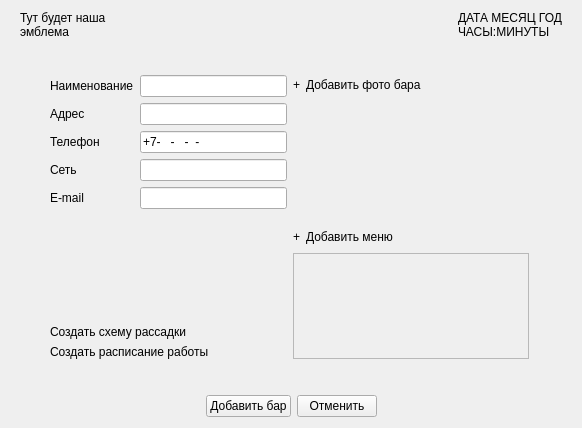
N00llk/bar-booking, file Forms/FormsBar/FormCreateBar.ui: the form before one commit.
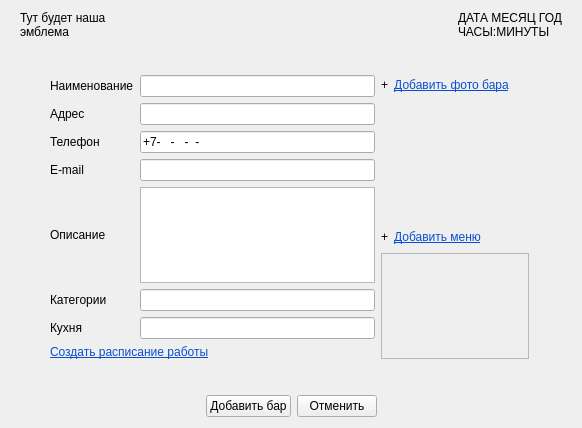
The form after the commit.

Patch:
```diff
--- a/Forms/FormsBar/FormCreateBar.ui
+++ b/Forms/FormsBar/FormCreateBar.ui
@@ -82,20 +82,10 @@
        <layout class="QVBoxLayout" name="verticalLayout_3">
         <item>
          <layout class="QGridLayout" name="gridLayout">
-          <item row="0" column="0">
-           <widget class="QLabel" name="label_2">
+          <item row="3" column="0">
+           <widget class="QLabel" name="label_7">
             <property name="text">
-             <string>Наименование</string>
-            </property>
-           </widget>
-          </item>
-          <item row="0" column="1">
-           <widget class="QLineEdit" name="barNameLineEdit">
-            <property name="inputMask">
-             <string/>
-            </property>
-            <property name="text">
-             <string/>
+             <string>E-mail</string>
             </property>
            </widget>
           </item>
@@ -116,6 +106,29 @@
             </property>
            </widget>
           </item>
+          <item row="4" column="1">
+           <widget class="QPlainTextEdit" name="descriptionPlainTextEdit"/>
+          </item>
+          <item row="0" column="1">
+           <widget class="QLineEdit" name="barNameLineEdit">
+            <property name="inputMask">
+             <string/>
+            </property>
+            <property name="text">
+             <string/>
+            </property>
+           </widget>
+          </item>
+          <item row="3" column="1">
+           <widget class="QLineEdit" name="emailLineEdit">
+            <property name="inputMask">
+             <string/>
+            </property>
+            <property name="text">
+             <string/>
+            </property>
+           </widget>
+          </item>
           <item row="2" column="0">
            <widget class="QLabel" name="label_5">
             <property name="text">
@@ -123,6 +136,13 @@
             </property>
            </widget>
           </item>
+          <item row="5" column="0">
+           <widget class="QLabel" name="label_3">
+            <property name="text">
+             <string>Категории</string>
+            </property>
+           </widget>
+          </item>
           <item row="2" column="1">
            <widget class="QLineEdit" name="phoneNumberLineEdit">
             <property name="inputMask">
@@ -133,37 +153,33 @@
             </property>
            </widget>
           </item>
-          <item row="3" column="0">
-           <widget class="QLabel" name="label_6">
-            <property name="text">
-             <string>Сеть</string>
-            </property>
-           </widget>
-          </item>
-          <item row="3" column="1">
-           <widget class="QLineEdit" name="barNetLineEdit">
-            <property name="text">
-             <string/>
-            </property>
-           </widget>
-          </item>
           <item row="4" column="0">
-           <widget class="QLabel" name="label_7">
+           <widget class="QLabel" name="label">
             <property name="text">
-             <string>E-mail</string>
+             <string>Описание</string>
             </property>
            </widget>
           </item>
-          <item row="4" column="1">
-           <widget class="QLineEdit" name="emailLineEdit">
-            <property name="inputMask">
-             <string/>
+          <item row="0" column="0">
+           <widget class="QLabel" name="label_2">
+            <property name="text">
+             <string>Наименование</string>
             </property>
+           </widget>
+          </item>
+          <item row="6" column="0">
+           <widget class="QLabel" name="label_6">
             <property name="text">
-             <string/>
+             <string>Кухня</string>
             </property>
            </widget>
           </item>
+          <item row="5" column="1">
+           <widget class="QLineEdit" name="categoryLineEdit"/>
+          </item>
+          <item row="6" column="1">
+           <widget class="QLineEdit" name="kitchenLineEdit"/>
+          </item>
          </layout>
         </item>
         <item>
@@ -181,17 +197,10 @@
             </property>
            </spacer>
           </item>
-          <item>
-           <widget class="QLabel" name="createTableSchemeLabel">
-            <property name="text">
-             <string>Создать схему рассадки</string>
-            </property>
-           </widget>
-          </item>
           <item>
            <widget class="QLabel" name="createBarWorkTimeLabel">
             <property name="text">
-             <string>Создать расписание работы</string>
+             <string>&lt;html&gt;&lt;head/&gt;&lt;body&gt;&lt;p align=&quot;left&quot;&gt;&lt;a href=&quot;whatever&quot;&gt;&lt;span style=&quot; text-decoration: underline; color:#094fd1;&quot;&gt;Создать расписание работы&lt;/span&gt;&lt;/a&gt;&lt;/p&gt;&lt;/body&gt;&lt;/html&gt;</string>
             </property>
            </widget>
           </item>
@@ -213,7 +222,7 @@
           <item>
            <widget class="QLabel" name="label_9">
             <property name="text">
-             <string>Добавить фото бара</string>
+             <string>&lt;html&gt;&lt;head/&gt;&lt;body&gt;&lt;p align=&quot;center&quot;&gt;&lt;a href=&quot;whatever&quot;&gt;&lt;span style=&quot; text-decoration: underline; color:#094fd1;&quot;&gt;Добавить фото бара&lt;/span&gt;&lt;/a&gt;&lt;/p&gt;&lt;/body&gt;&lt;/html&gt;</string>
             </property>
            </widget>
           </item>
@@ -264,7 +273,7 @@
           <item>
            <widget class="QLabel" name="label_11">
             <property name="text">
-             <string>Добавить меню</string>
+             <string>&lt;html&gt;&lt;head/&gt;&lt;body&gt;&lt;p align=&quot;center&quot;&gt;&lt;a href=&quot;whatever&quot;&gt;&lt;span style=&quot; text-decoration: underline; color:#094fd1;&quot;&gt;Добавить меню&lt;/span&gt;&lt;/a&gt;&lt;/p&gt;&lt;/body&gt;&lt;/html&gt;</string>
             </property>
            </widget>
           </item>
@@ -293,7 +302,7 @@
             <rect>
              <x>0</x>
              <y>0</y>
-             <width>232</width>
+             <width>153</width>
              <height>76</height>
             </rect>
            </property>
```
